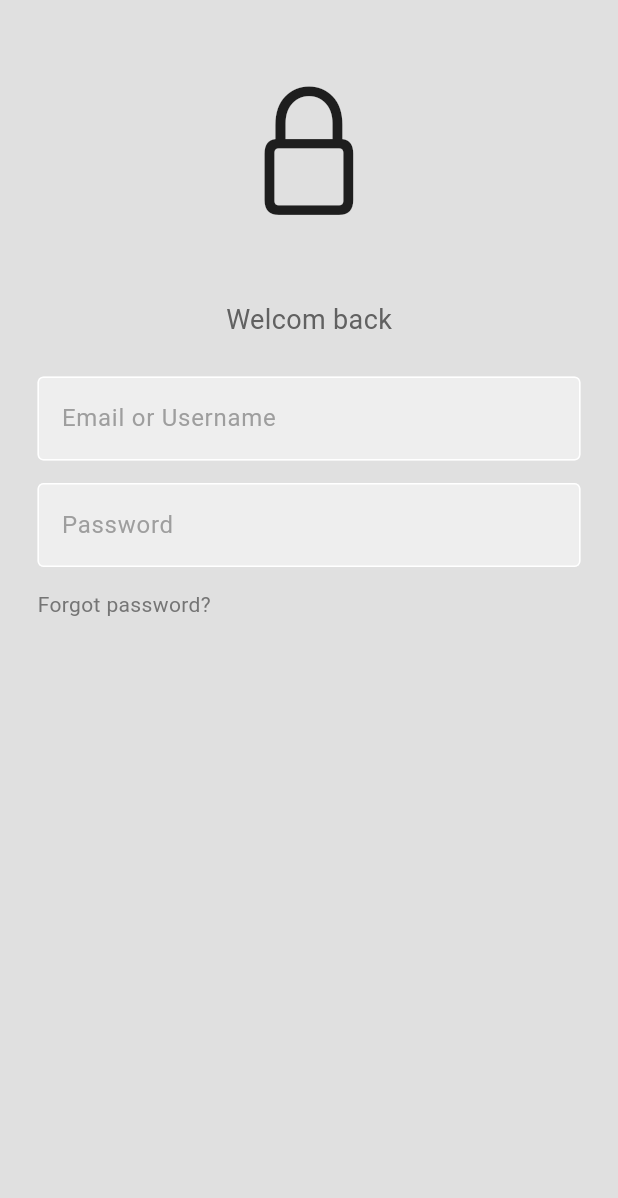
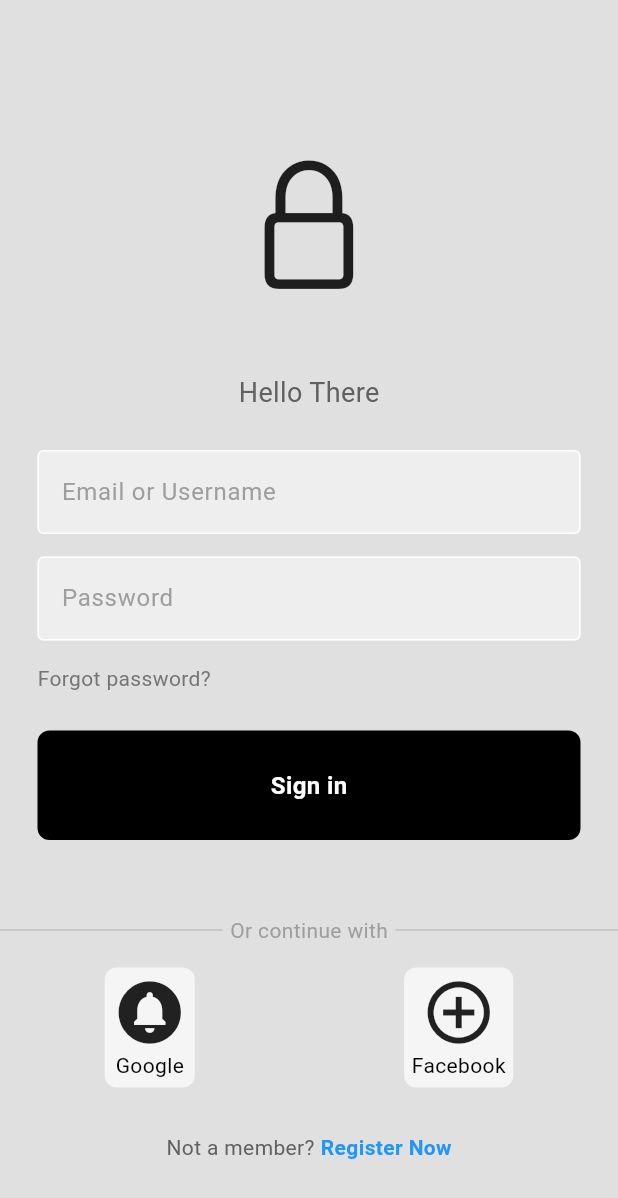
Before and after one commit to SamiDev016/authentification-flutter-, a Flutter app: the screen it shows after launch, on a phone screen of 412 x 824 dp. Shown: the top 1198 px of the screen. Run offline on Flutter 3.47's test engine with Material 3 defaults, Android fonts, the phone set to English and light mode, and no system bars.

Commit message:
finished login UI PAGE

```diff
--- a/lib/components/my_button.dart
+++ b/lib/components/my_button.dart
@@ -1,10 +1,32 @@
 import 'package:flutter/material.dart';
 
 class MyButton extends StatelessWidget {
-  const MyButton({super.key});
+  const MyButton({super.key, this.onTap, required this.text});
+  final Function()? onTap;
+  final String text;
 
   @override
   Widget build(BuildContext context) {
-    return const Placeholder();
+    return GestureDetector(
+      onTap: onTap,
+      child: Container(
+        padding: const EdgeInsets.all(25),
+        margin: const EdgeInsets.symmetric(horizontal: 25),
+        decoration: BoxDecoration(
+          color: Colors.black,
+          borderRadius: BorderRadius.circular(8)
+        ),
+        child: Center(
+          child: Text(
+            text,
+            style: const TextStyle(
+              color: Colors.white
+              ,fontSize: 16,
+              fontWeight: FontWeight.bold
+            ),
+          ),
+        ),
+      ),
+    );
   }
 }
--- a/lib/pages/login_page.dart
+++ b/lib/pages/login_page.dart
@@ -1,3 +1,4 @@
+import 'package:authentification_design/components/my_button.dart';
 import 'package:authentification_design/components/my_text_field.dart';
 import 'package:flutter/cupertino.dart';
 import 'package:flutter/material.dart';
@@ -7,6 +8,8 @@ class LoginPage extends StatelessWidget {
   final TextEditingController _emailController = TextEditingController();
   final TextEditingController _passwordController = TextEditingController();
 
+  void signUserIn() {}
+
   @override
   Widget build(BuildContext context) {
     return Scaffold(
@@ -14,6 +17,7 @@ class LoginPage extends StatelessWidget {
       body: SafeArea(
         child: Center(
           child: Column(
+            mainAxisAlignment: MainAxisAlignment.center,
             children: [
               const SizedBox(
                 height: 50,
@@ -26,7 +30,7 @@ class LoginPage extends StatelessWidget {
                 height: 50,
               ),
               Text(
-                "Welcom back",
+                "Hello There",
                 style: TextStyle(fontSize: 18, color: Colors.grey[700]),
               ),
               const SizedBox(
@@ -45,11 +49,9 @@ class LoginPage extends StatelessWidget {
                 isPassword: true,
                 controller: _passwordController,
               ),
-
               const SizedBox(
                 height: 15,
               ),
-
               Padding(
                 padding: const EdgeInsets.symmetric(horizontal: 25),
                 child: Row(
@@ -63,12 +65,103 @@ class LoginPage extends StatelessWidget {
                   ],
                 ),
               ),
-
               const SizedBox(
                 height: 25,
               ),
+              MyButton(
+                text: "Sign in",
+                onTap: signUserIn,
+              ),
+              const SizedBox(
+                height: 50,
+              ),
+              Row(
+                children: [
+                  Expanded(
+                    child: Divider(
+                      thickness: 0.5,
+                      color: Colors.grey[500],
+                    ),
+                  ),
+                  const SizedBox(
+                    width: 5,
+                  ),
+                  Text(
+                    "Or continue with",
+                    style: TextStyle(color: Colors.grey[500]),
+                  ),
+                  const SizedBox(
+                    width: 5,
+                  ),
+                  Expanded(
+                    child: Divider(
+                      thickness: 0.5,
+                      color: Colors.grey[500],
+                    ),
+                  ),
+                ],
+              ),
 
+              const SizedBox(height: 15,),
+               Row(
+                mainAxisAlignment: MainAxisAlignment.spaceAround,
+                children: [
+                  Container(
+                    decoration: BoxDecoration(
+                      color: Colors.grey[100],
+                      borderRadius: BorderRadius.circular(8)
+                    ),
+                    padding: const EdgeInsets.all(5),
+                    child: const Column(
+                      children: [
+                        Icon(
+                          Icons.circle_notifications,
+                          size: 50,
+                        ),
+                        Text("Google")
+                      ],
+                    ),
+                  ),
+                  Container(
+                    decoration: BoxDecoration(
+                      color: Colors.grey[100],
+                      borderRadius: BorderRadius.circular(8)
+                    ),
+                    padding: const EdgeInsets.all(5),
+                    child: const Column(
+                      children: [
+                        Icon(
+                          Icons.add_circle_outline,
+                          size: 50,
+                        ),
+                        Text("Facebook")
+                      ],
+                    ),
+                  ),
+                ],
+              ),
 
+              const SizedBox(height: 30,),
+
+              Row(
+                mainAxisAlignment: MainAxisAlignment.center,
+                children: [
+                  Text(
+                    "Not a member?",
+                    style: TextStyle(
+                      color: Colors.grey[700]
+                    ),
+                  ),
+                  const SizedBox(width: 4,),
+                  const Text(
+                    "Register Now",
+                    style: TextStyle(
+                      color: Colors.blue,
+                      fontWeight: FontWeight.bold
+                    ),
+                  ),
+                ],
+              )
             ],
           ),
         ),
```
